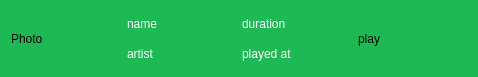
The window that mutak/widgetitem.ui (ahmed-debbech/mutak) describes before a commit, drawn with Qt 5.
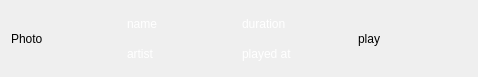
The same window after the commit.

Commit message: Fix graphic in button hovers

Patch:
```diff
--- a/mutak/widgetitem.ui
+++ b/mutak/widgetitem.ui
@@ -17,7 +17,7 @@
    <double>1.000000000000000</double>
   </property>
   <property name="styleSheet">
-   <string notr="true">background-color: #1db954</string>
+   <string notr="true"/>
   </property>
   <layout class="QHBoxLayout" name="horizontalLayout">
    <item>
```
The commit also changes 3 other files.
